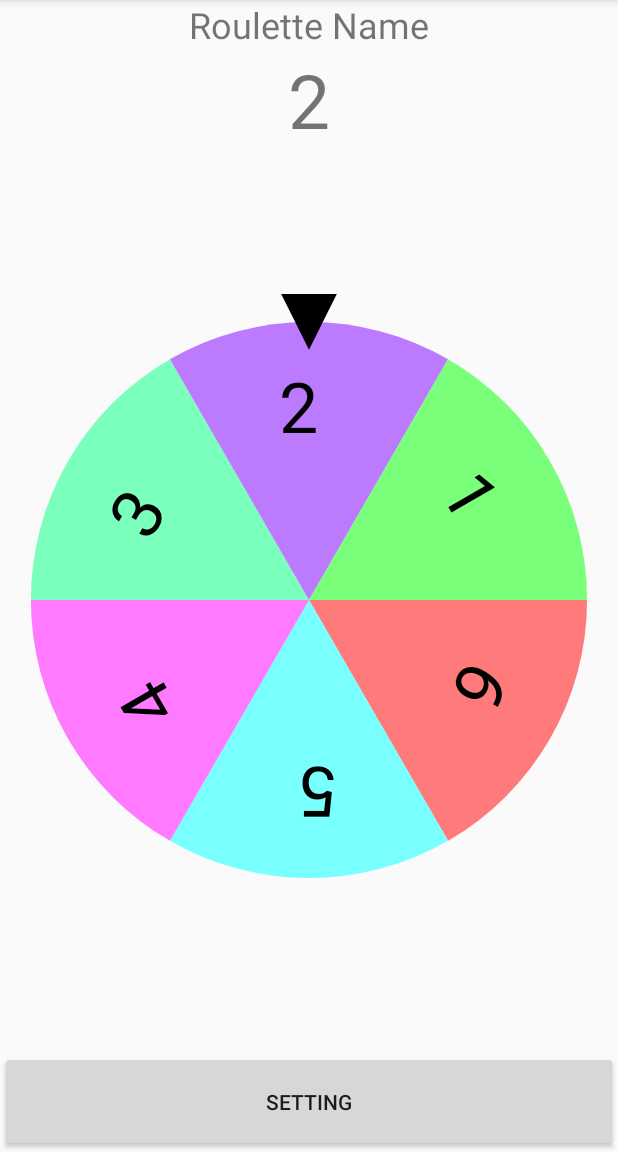
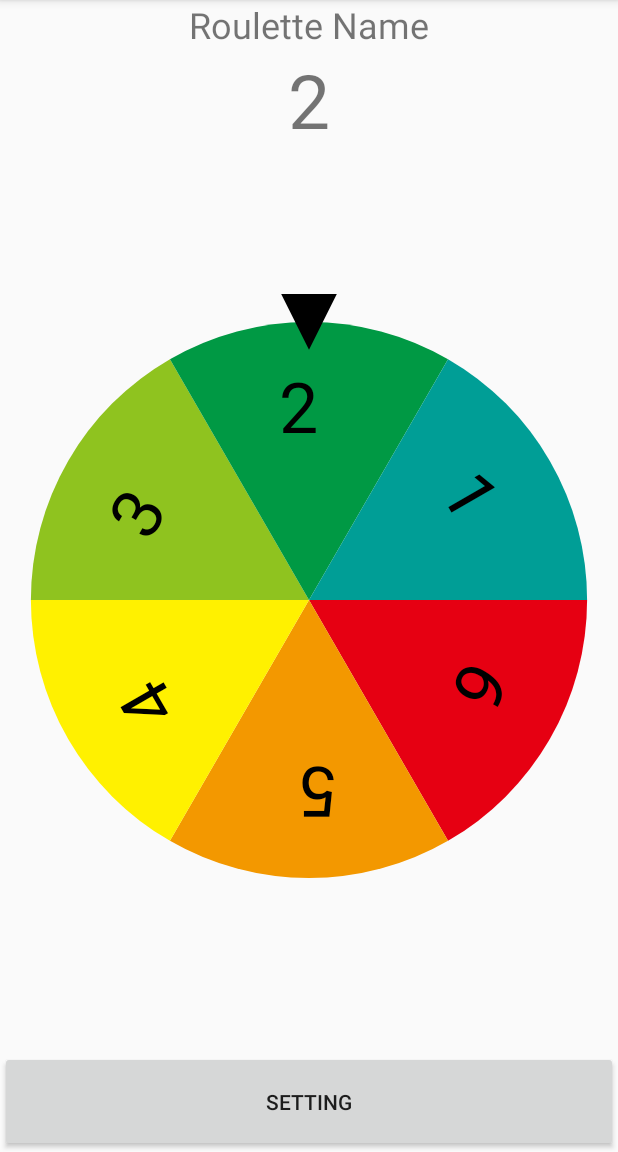
Before and after one commit to tinkai/RouletteCleator, an Android app: the screen it shows after launch (MainActivity), on a phone screen of 412 x 824 dp, the part 84-1236 px from its top. Run offline under Robolectric (Android 15) with nearby library versions, the phone set to English and light mode, and no system bars.

Commit message:
色を基本的な12色に変更。

```diff
--- a/app/src/main/java/com/tinkai/myroulette/RouletteView.java
+++ b/app/src/main/java/com/tinkai/myroulette/RouletteView.java
@@ -19,14 +19,11 @@ public class RouletteView extends View {
     private Paint paint;
     private Paint textPaint;
     private TextView resultView;
-    private final int color[] = { // 仮設定
-            Color.parseColor("#ff7a7a"), Color.parseColor("#7affff"), Color.parseColor("#ff7aff"), Color.parseColor("#7affbc"), Color.parseColor("#bc7aff"),
-            Color.parseColor("#7aff7a"), Color.parseColor("#7a7aff"), Color.parseColor("#bcff7a"), Color.parseColor("#7abcff"), Color.parseColor("#ffff7a"),
-            Color.parseColor("#ff7a7a"), Color.parseColor("#7affff"), Color.parseColor("#ff7aff"), Color.parseColor("#7affbc"), Color.parseColor("#bc7aff"),
-            Color.parseColor("#7aff7a"), Color.parseColor("#7a7aff"), Color.parseColor("#bcff7a"), Color.parseColor("#7abcff"), Color.parseColor("#ffff7a")
+    private final int color[] = { // 基本12色
+            Color.parseColor("#e60012"), Color.parseColor("#f39800"), Color.parseColor("#fff100"), Color.parseColor("#8fc31f"),
+            Color.parseColor("#009944"), Color.parseColor("#009e96"), Color.parseColor("#00a0e9"), Color.parseColor("#0068b7"),
+            Color.parseColor("#1d2088"), Color.parseColor("#920783"), Color.parseColor("#e4007f"), Color.parseColor("#e5004f")
     };
-    //private final int color[] = {Color.RED, Color.GREEN, Color.BLUE, Color.YELLOW, Color.LTGRAY,
-      //      Color.RED, Color.GREEN, Color.BLUE, Color.YELLOW, Color.LTGRAY}; // 前の設定
     private String name[];
     private float ratio[];
     private int num; // 項目数
```
